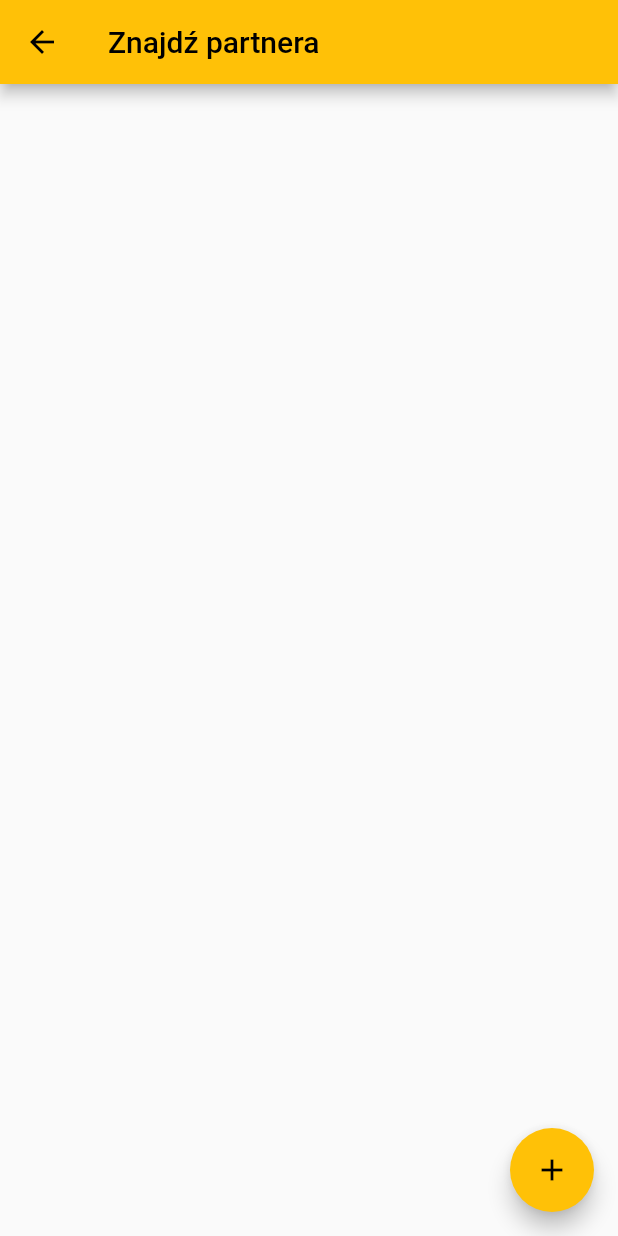
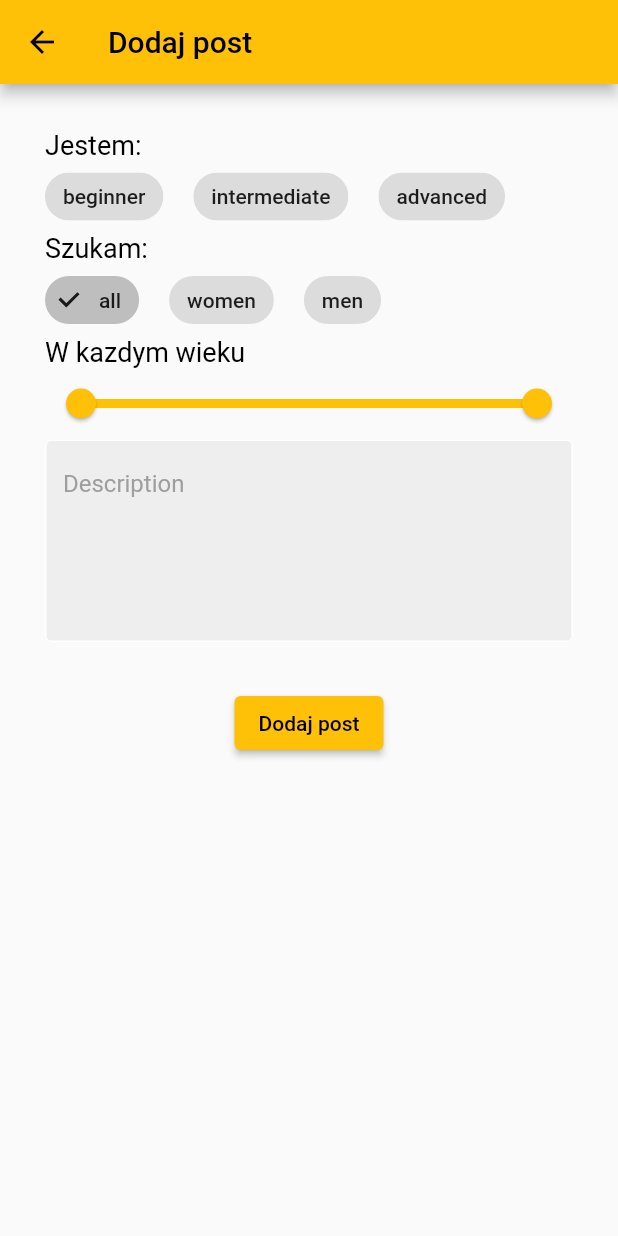
Before and after one commit to kycinski/sport-partner, a Flutter app: the FindPartnerPage screen opened directly, after a tap on the "add" icon, on a phone screen of 412 x 824 dp. Run offline on Flutter 3.47's test engine with Material 2 defaults, Android fonts, the phone set to English and light mode, and no system bars; our stand-ins replace cloud_firestore, dropdown_button2, firebase_auth, firebase_core, firebase_storage, flutter_cache_manager and 6 more; missing offline and left inert: flutter_facebook_auth; accounts and stored records are empty.

Commit message:
added basic form to add_post

```diff
--- /dev/null
+++ b/lib/controller/add_post_controller.dart
@@ -0,0 +1,57 @@
+import 'package:flutter/material.dart';
+
+class AddPostController with ChangeNotifier {
+  final List<String> _skillLevels = ['beginner', 'intermediate', 'advanced'];
+  final List<String> _genders = ['all', 'women', 'men'];
+  String? _selectedSkillLevel;
+  String _selectedGender = 'all';
+  final double _minAge = 18;
+  final double _maxAge = 80;
+  RangeValues _selectedAgeRange = const RangeValues(18, 80);
+  String _description = '';
+  String? _error;
+
+  List<String> get skillLevels => _skillLevels;
+  List<String> get genders => _genders;
+  String? get selectedSkillLevel => _selectedSkillLevel;
+  String get selectedGender => _selectedGender;
+  RangeValues get selectedAgeRange => _selectedAgeRange;
+  double get minAge => _minAge;
+  double get maxAge => _maxAge;
+  String? get error => _error;
+
+  void setSelectedSkillLevel(String? value) {
+    _selectedSkillLevel = value;
+    notifyListeners();
+  }
+
+  void setSelectedGender(String value) {
+    _selectedGender = value;
+    notifyListeners();
+  }
+
+  void setSelectedAgeRange(RangeValues value) {
+    _selectedAgeRange = value;
+    notifyListeners();
+  }
+
+  Future<void> onSaveClicked(String description) async {
+    _description = description;
+    _error = null;
+    if (_isDataValid()) {
+      //save post
+    }
+  }
+
+  bool _isDataValid() {
+    if (_selectedSkillLevel == null) {
+      _error = 'Musisz podać poziom zaawansowania';
+      return false;
+    }
+    if (_description.isEmpty) {
+      _error = 'Treść postu nie moze być pusta';
+      return false;
+    }
+    return true;
+  }
+}
--- /dev/null
+++ b/lib/view/pages/add_post_page.dart
@@ -0,0 +1,121 @@
+import 'package:flutter/material.dart';
+import 'package:provider/provider.dart';
+import 'package:sport_partner/controller/add_post_controller.dart';
+import 'package:sport_partner/view/widgets/custom_text_field.dart';
+
+class AddPostPage extends StatefulWidget {
+  const AddPostPage({super.key});
+
+  @override
+  State<AddPostPage> createState() => _AddPostPageState();
+}
+
+class _AddPostPageState extends State<AddPostPage> {
+  final descriptionController = TextEditingController();
+
+  @override
+  void dispose() {
+    descriptionController.dispose();
+    super.dispose();
+  }
+
+  String _buildRangeAgeText(double minAge, double maxAge, RangeValues selectedAge) {
+    if (minAge == selectedAge.start.toInt() && maxAge == selectedAge.end.toInt()) {
+      return 'W kazdym wieku';
+    } else if (maxAge == selectedAge.end.toInt()) {
+      return 'Między ${selectedAge.start.toInt()}, a ${maxAge.toInt()}+ lat';
+    } else {
+      return 'Między ${selectedAge.start.toInt()}, a ${selectedAge.end.toInt()} lat';
+    }
+  }
+
+  @override
+  Widget build(BuildContext context) {
+    return ChangeNotifierProvider(
+      create: (context) => AddPostController(),
+      builder: (context, child) {
+        final addPostController = context.watch<AddPostController>();
+        return Scaffold(
+          resizeToAvoidBottomInset: false,
+          appBar: AppBar(
+            title: const Text('Dodaj post'),
+          ),
+          body: Padding(
+            padding: const EdgeInsets.all(30.0),
+            child: Column(
+              crossAxisAlignment: CrossAxisAlignment.start,
+              children: [
+                const Text('Jestem:', style: TextStyle(color: Colors.black)),
+                Wrap(
+                  spacing: 20,
+                  children: addPostController.skillLevels.map((skillLevel) {
+                    return FilterChip(
+                      label: Text(skillLevel),
+                      onSelected: (value) {
+                        addPostController.setSelectedSkillLevel(skillLevel);
+                      },
+                      selected: addPostController.selectedSkillLevel == skillLevel ? true : false,
+                    );
+                  }).toList(),
+                ),
+                const Text(
+                  'Szukam:',
+                  style: TextStyle(color: Colors.black),
+                ),
+                Wrap(
+                  spacing: 20,
+                  children: addPostController.genders.map((gender) {
+                    return FilterChip(
+                      label: Text(gender),
+                      onSelected: (value) {
+                        addPostController.setSelectedGender(gender);
+                      },
+                      selected: addPostController.selectedGender == gender ? true : false,
+                    );
+                  }).toList(),
+                ),
+                Text(
+                  _buildRangeAgeText(
+                      addPostController.minAge, addPostController.maxAge, addPostController.selectedAgeRange),
+                  style: const TextStyle(color: Colors.black),
+                ),
+                RangeSlider(
+                  values: addPostController.selectedAgeRange,
+                  onChanged: (value) {
+                    addPostController.setSelectedAgeRange(value);
+                  },
+                  min: addPostController.minAge,
+                  max: addPostController.maxAge,
+                ),
+                CustomTextField(
+                  controller: descriptionController,
+                  hintText: 'Description',
+                  obscureText: false,
+                  minLines: 5,
+                ),
+                const SizedBox(height: 30),
+                Center(
+                  child: ElevatedButton(
+                    onPressed: () async {
+                      await addPostController.onSaveClicked(descriptionController.text.trim());
+                      if (context.mounted) {
+                        if (addPostController.error != null) {
+                          ScaffoldMessenger.of(context).showSnackBar(
+                            SnackBar(content: Text(addPostController.error!)),
+                          );
+                        } else {
+                          Navigator.pop(context);
+                        }
+                      }
+                    },
+                    child: const Text('Dodaj post'),
+                  ),
+                ),
+              ],
+            ),
+          ),
+        );
+      },
+    );
+  }
+}
--- a/lib/view/pages/find_partner_page.dart
+++ b/lib/view/pages/find_partner_page.dart
@@ -1,6 +1,7 @@
 import 'package:flutter/material.dart';
 import 'package:provider/provider.dart';
 import 'package:sport_partner/controller/find_partner_controller.dart';
+import 'package:sport_partner/view/pages/add_post_page.dart';
 import 'package:sport_partner/view/widgets/post_card.dart';
 
 class FindPartnerPage extends StatelessWidget {
@@ -31,7 +32,14 @@ class FindPartnerPage extends StatelessWidget {
             );
           }),
           floatingActionButton: FloatingActionButton(
-            onPressed: () {},
+            onPressed: () {
+              Navigator.push(
+                context,
+                MaterialPageRoute(
+                  builder: (context) => const AddPostPage(),
+                ),
+              );
+            },
             child: const Icon(Icons.add),
           ),
         );
--- a/lib/view/widgets/custom_text_field.dart
+++ b/lib/view/widgets/custom_text_field.dart
@@ -4,12 +4,16 @@ class CustomTextField extends StatelessWidget {
   final TextEditingController controller;
   final String hintText;
   final bool obscureText;
+  final int? minLines;
+  final int? maxLines;
 
   const CustomTextField({
     super.key,
     required this.controller,
     required this.hintText,
     required this.obscureText,
+    this.minLines,
+    this.maxLines,
   });
 
   @override
@@ -17,6 +21,8 @@ class CustomTextField extends StatelessWidget {
     return TextField(
       controller: controller,
       obscureText: obscureText,
+      minLines: minLines,
+      maxLines: maxLines,
       decoration: InputDecoration(
         enabledBorder: const OutlineInputBorder(
           borderSide: BorderSide(color: Colors.white),
```
